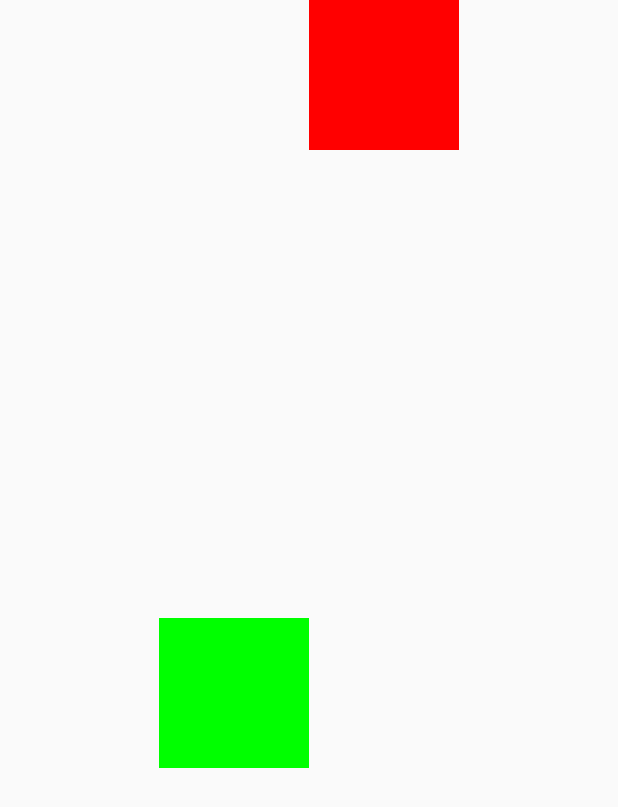
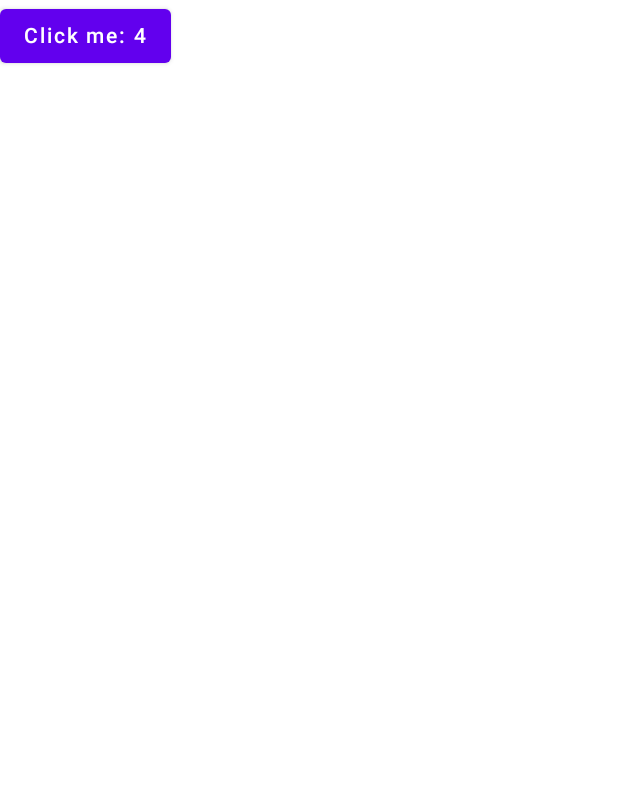
Before and after one commit to SargisKhlopuzyan/JetpackCompose, an Android app built with Jetpack Compose: the screen it shows after launch (MainActivity), on a phone screen of 412 x 824 dp. Shown: the top 807 px of the screen. Run offline under Robolectric (Android 15) with nearby library versions, the phone set to English and light mode, and no system bars.

Commit message:
Side Effects & Effect Handlers - Android Jetpack Compose - Part 10

```diff
--- a/app/src/main/java/com/sargis/khlopuzyan/jetpackcompose/MainActivity.kt
+++ b/app/src/main/java/com/sargis/khlopuzyan/jetpackcompose/MainActivity.kt
@@ -2,21 +2,17 @@ package com.sargis.khlopuzyan.jetpackcompose
 
 import android.os.Bundle
 import androidx.activity.ComponentActivity
+import androidx.activity.OnBackPressedCallback
+import androidx.activity.OnBackPressedDispatcher
 import androidx.activity.compose.setContent
-import androidx.compose.foundation.background
-import androidx.compose.foundation.layout.Box
-import androidx.compose.foundation.layout.fillMaxSize
-import androidx.compose.runtime.Composable
-import androidx.compose.ui.Modifier
-import androidx.compose.ui.graphics.Color
-import androidx.compose.ui.layout.layoutId
+import androidx.compose.material.Button
+import androidx.compose.material.Scaffold
+import androidx.compose.material.Text
+import androidx.compose.material.rememberScaffoldState
+import androidx.compose.runtime.*
 import androidx.compose.ui.tooling.preview.Preview
-import androidx.compose.ui.unit.dp
-import androidx.constraintlayout.compose.ChainStyle
-import androidx.constraintlayout.compose.ConstraintLayout
-import androidx.constraintlayout.compose.ConstraintSet
-import androidx.constraintlayout.compose.Dimension
 import com.sargis.khlopuzyan.jetpackcompose.ui.theme.JetpackComposeTheme
+import kotlinx.coroutines.delay
 
 class MainActivity : ComponentActivity() {
 
@@ -24,49 +20,71 @@ class MainActivity : ComponentActivity() {
         super.onCreate(savedInstanceState)
 
         setContent {
-            val constraints = ConstraintSet {
-                val greenBox = createRefFor("green_box")
-                val redBox = createRefFor("red_box")
-                val guideline = createGuidelineFromTop(0.5f)
+            val scaffoldState = rememberScaffoldState()
+            val scope = rememberCoroutineScope()
 
-                constrain(greenBox) {
-//                    top.linkTo(parent.top)
-                    top.linkTo(guideline)
-                    start.linkTo(parent.start)
-                    width = Dimension.value(100.dp)
-                    height = Dimension.value(100.dp)
+            Scaffold(scaffoldState = scaffoldState) {
+
+//                var counter by remember {
+//                    mutableStateOf(0)
+//                }
+
+                var counter = produceState(initialValue = 0) {
+                    delay(3000L)
+                    value = 4
                 }
 
-                constrain(redBox) {
-                    top.linkTo(parent.top)
-                    start.linkTo(greenBox.end)
-                    end.linkTo(parent.end)
-//                    width = Dimension.fillToConstraints
-                    width = Dimension.value(100.dp)
-                    height = Dimension.value(100.dp)
+                if (counter.value % 5 == 0 && counter.value > 0) {
+//                    scope.launch {
+//                        scaffoldState.snackbarHostState.showSnackbar("Hello")
+//                    }
+
+                    LaunchedEffect(key1 = scaffoldState.snackbarHostState) {
+                        scaffoldState.snackbarHostState.showSnackbar("Hello")
+                    }
                 }
 
-                createHorizontalChain(greenBox, redBox, chainStyle = ChainStyle.Packed)
+                Button(onClick = {
+
+                }) {
+                    Text(text = "Click me: ${counter.value}")
+                }
             }
-
-            ConstraintLayout(constraintSet = constraints, modifier = Modifier.fillMaxSize()) {
-                Box(
-                    modifier = Modifier
-                        .background(Color.Green)
-                        .layoutId("green_box")
-                )
-
-                Box(
-                    modifier = Modifier
-                        .background(Color.Red)
-                        .layoutId("red_box")
-                )
-            }
-
         }
-
     }
 }
+
+var i = 0
+
+@Composable
+fun MyComposable(backPressedDispatcher: OnBackPressedDispatcher) {
+
+    SideEffect {
+        i++
+    }
+
+    val callback = remember {
+        object : OnBackPressedCallback(true) {
+            override fun handleOnBackPressed() {
+
+            }
+        }
+    }
+
+    DisposableEffect(key1 = backPressedDispatcher) {
+        backPressedDispatcher.addCallback(callback)
+        onDispose {
+            callback.remove()
+        }
+    }
+
+    Button(onClick = {
+
+    }) {
+        Text(text = "Click me")
+    }
+}
+
 
 @Preview(showBackground = true)
 @Composable
```
Also changed, not shown: settings.gradle (line endings or trailing spaces).
